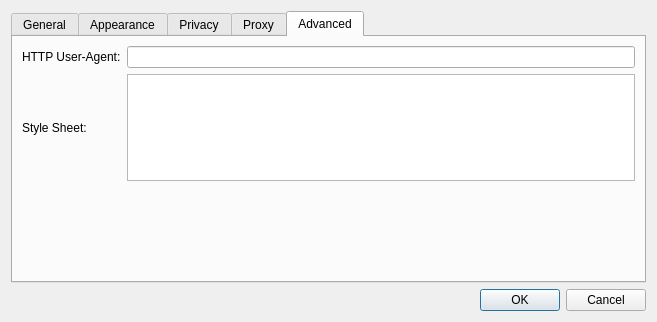
First picture: the form in src/views/browser/settings.ui, repository trailblazing/tute, before the edit.
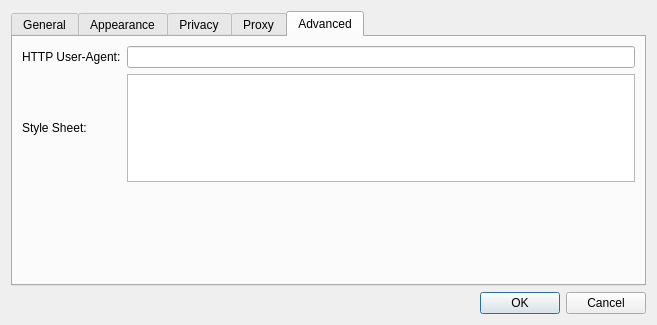
Second picture: the form after the edit.

```diff
--- a/src/views/browser/settings.ui
+++ b/src/views/browser/settings.ui
@@ -7,7 +7,7 @@
     <x>0</x>
     <y>0</y>
     <width>657</width>
-    <height>322</height>
+    <height>325</height>
    </rect>
   </property>
   <property name="windowTitle">
```
Left out of the diff: 8 changed lines with no effect on the pictures.
